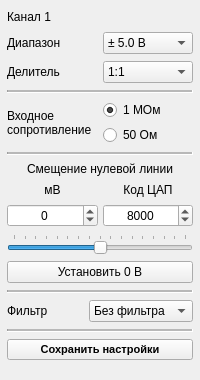
Above: Qt/chanform.ui from Ore111ek/Signal-registration-complex before the change. Below: the same form after it.
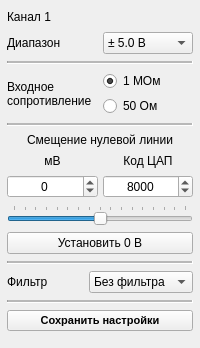
That is the form after the change.

Commit message: Commands setting divider, gain, attenuation by range. Commands setting filter

Diff of the .ui file:
```diff
--- a/Qt/chanform.ui
+++ b/Qt/chanform.ui
@@ -7,7 +7,7 @@
     <x>0</x>
     <y>0</y>
     <width>200</width>
-    <height>380</height>
+    <height>348</height>
    </rect>
   </property>
   <property name="sizePolicy">
@@ -19,7 +19,7 @@
   <property name="maximumSize">
    <size>
     <width>200</width>
-    <height>380</height>
+    <height>360</height>
    </size>
   </property>
   <property name="windowTitle">
@@ -100,31 +100,6 @@
      </item>
     </layout>
    </item>
-   <item>
-    <layout class="QHBoxLayout" name="horizontalLayout_6">
-     <item>
-      <widget class="QLabel" name="label_7">
-       <property name="text">
-        <string>Делитель</string>
-       </property>
-      </widget>
-     </item>
-     <item>
-      <widget class="QComboBox" name="comboBox_divider">
-       <item>
-        <property name="text">
-         <string>1:1</string>
-        </property>
-       </item>
-       <item>
-        <property name="text">
-         <string>1:10</string>
-        </property>
-       </item>
-      </widget>
-     </item>
-    </layout>
-   </item>
    <item>
     <widget class="Line" name="line_3">
      <property name="midLineWidth">
```
The commit also changes 10 other files.
